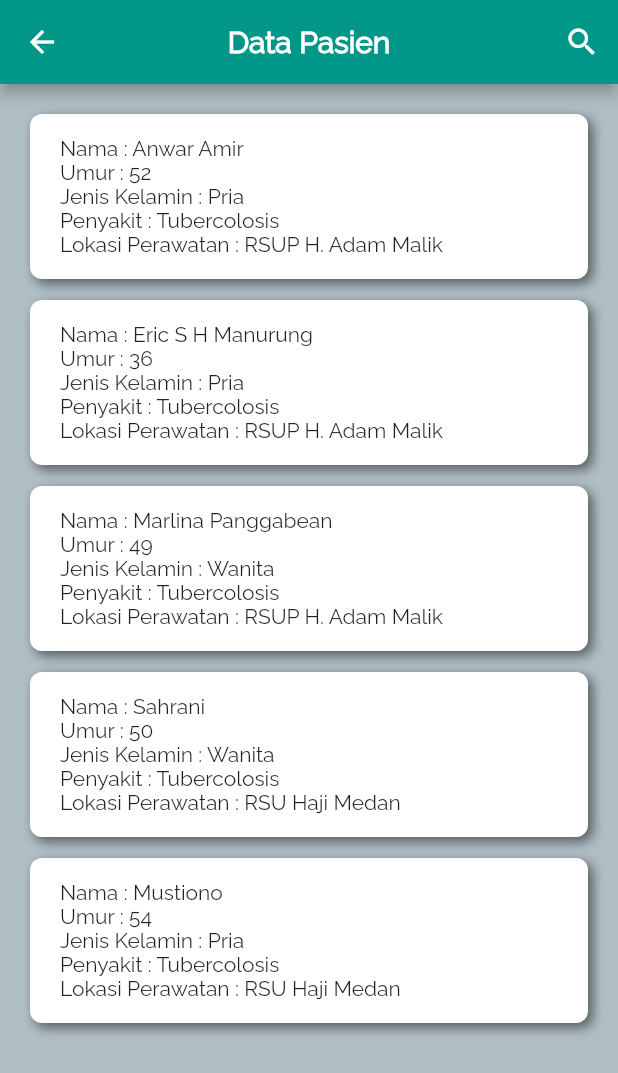
After one commit to MahmudiZukri/pasien, a Flutter app: the screen it shows after launch, after a tap on "Lihat Data Pasien", on a phone screen of 412 x 824 dp. The commit adds this screen. Shown: the top 1073 px of the screen. Run offline on Flutter 3.47's test engine with Material 2 defaults, Android fonts, the phone set to English and light mode, and no system bars; our stand-ins replace flushbar, hive, hive_flutter; accounts and stored records are empty; generated files the repository leaves out were written again.

Commit message:
added simple login and search features

```diff
--- a/lib/main.dart
+++ b/lib/main.dart
@@ -19,7 +19,7 @@ class MyApp extends StatelessWidget {
     return MaterialApp(
       theme: ThemeData(fontFamily: 'Raleway', primaryColor: Colors.teal),
       debugShowCheckedModeBanner: false,
-      home: MainPage(),
+      home: LoginPage(),
     );
   }
 }
--- /dev/null
+++ b/lib/ui/pages/login_page.dart
@@ -0,0 +1,100 @@
+part of 'pages.dart';
+
+class LoginPage extends StatefulWidget {
+  @override
+  _LoginPageState createState() => _LoginPageState();
+}
+
+class _LoginPageState extends State<LoginPage> {
+  TextEditingController usernameController = TextEditingController();
+  TextEditingController passwordController = TextEditingController();
+  final PreferredSizeWidget appBar = AppBar(
+      centerTitle: true,
+      title: Text(
+        'Halaman Login',
+        style: TextStyle(fontWeight: FontWeight.bold),
+      ));
+
+  @override
+  Widget build(BuildContext context) {
+    return Scaffold(
+      appBar: appBar,
+      body: Container(
+        height: MediaQuery.of(context).size.height -
+            appBar.preferredSize.height -
+            MediaQuery.of(context).padding.top,
+        child: ListView(
+          shrinkWrap: true,
+          children: [
+            Container(
+              margin: EdgeInsets.symmetric(horizontal: 24, vertical: 30),
+              child: Column(
+                mainAxisAlignment: MainAxisAlignment.center,
+                crossAxisAlignment: CrossAxisAlignment.center,
+                children: [
+                  SizedBox(height: 10),
+                  CustomTextField(usernameController, 'Username'),
+                  CustomTextField(passwordController, 'Password',
+                      obscureText: true),
+                  SizedBox(height: 20),
+                  ElevatedButton(
+                      style: ElevatedButton.styleFrom(
+                          primary: Colors.teal,
+                          shape: RoundedRectangleBorder(
+                              borderRadius: BorderRadius.circular(8))),
+                      onPressed: () {
+                        if (usernameController.text == 'admin' &&
+                            passwordController.text == 'adminpass') {
+                          Navigator.push(
+                              context,
+                              MaterialPageRoute(
+                                  builder: (builder) => MainPage()));
+                          Flushbar(
+                              duration: Duration(milliseconds: 1500),
+                              flushbarPosition: FlushbarPosition.TOP,
+                              backgroundColor: Colors.green,
+                              message: "Berhasil login sebagai Admin",
+                              icon: Icon(Icons.check_box, color: Colors.white))
+                            ..show(context);
+
+                          usernameController.text = '';
+                          passwordController.text = '';
+                        } else {
+                          Flushbar(
+                              duration: Duration(milliseconds: 1500),
+                              flushbarPosition: FlushbarPosition.TOP,
+                              backgroundColor: Colors.red,
+                              message: "Username / Password anda salah",
+                              icon: Icon(Icons.delete, color: Colors.white))
+                            ..show(context);
+                        }
+                      },
+                      child: Text(
+                        "Login",
+                        style: TextStyle(
+                            fontSize: 15, fontWeight: FontWeight.bold),
+                      )),
+                  SizedBox(height: MediaQuery.of(context).size.height - 405),
+                  Align(
+                    alignment: Alignment.bottomCenter,
+                    child: TextButton(
+                        onPressed: () {
+                          Navigator.push(
+                              context,
+                              MaterialPageRoute(
+                                  builder: (builder) => UserPage()));
+                        },
+                        child: Text(
+                          'Lihat Data Pasien',
+                          style: TextStyle(color: Colors.teal),
+                        )),
+                  )
+                ],
+              ),
+            ),
+          ],
+        ),
+      ),
+    );
+  }
+}
--- a/lib/ui/pages/pages.dart
+++ b/lib/ui/pages/pages.dart
@@ -6,3 +6,5 @@ import 'package:hive_flutter/hive_flutter.dart';
 import 'package:pasien/ui/widgets/widgets.dart';
 
 part 'main_page.dart';
+part 'login_page.dart';
+part 'user_page.dart';
--- /dev/null
+++ b/lib/ui/pages/user_page.dart
@@ -0,0 +1,238 @@
+part of 'pages.dart';
+
+List<Patient> listPatient = [];
+
+class UserPage extends StatelessWidget {
+  @override
+  Widget build(BuildContext context) {
+    return Scaffold(
+      appBar: AppBar(
+        centerTitle: true,
+        title: Text(
+          "Data Pasien",
+          style: TextStyle(fontWeight: FontWeight.bold),
+        ),
+        actions: [
+          IconButton(
+              icon: Icon(Icons.search),
+              onPressed: () {
+                showSearch(context: context, delegate: DataSearch());
+              })
+        ],
+      ),
+      body: FutureBuilder(
+          future: Hive.openBox<Patient>(boxName),
+          // ignore: missing_return
+          builder: (_, snapshot) {
+            if (snapshot.connectionState == ConnectionState.done) {
+              if (snapshot.hasError) {
+                return Center(
+                  child: Text(snapshot.error),
+                );
+              } else {
+                Box<Patient> patientsBox = Hive.box<Patient>(boxName);
+                if (patientsBox.length == 0) {
+                  patientsBox.add(Patient("Anwar Amir", 52, "Pria",
+                      "Tubercolosis", "RSUP H. Adam Malik"));
+                  patientsBox.add(Patient("Eric S H Manurung", 36, "Pria",
+                      "Tubercolosis", "RSUP H. Adam Malik"));
+                  patientsBox.add(Patient("Marlina Panggabean", 49, "Wanita",
+                      "Tubercolosis", "RSUP H. Adam Malik"));
+                  patientsBox.add(Patient("Sahrani", 50, "Wanita",
+                      "Tubercolosis", "RSU Haji Medan"));
+                  patientsBox.add(Patient("Mustiono", 54, "Pria",
+                      "Tubercolosis", "RSU Haji Medan"));
+                }
+                return ValueListenableBuilder(
+                    valueListenable: patientsBox.listenable(),
+                    builder: (context, Box<Patient> patients, _) {
+                      listPatient = patients.values.toList();
+                      return ListView(
+                        children: [
+                          Container(
+                            height: MediaQuery.of(context).size.height,
+                            color: Colors.blueGrey[200],
+                            child: ListView.builder(
+                                itemCount: patients.length,
+                                scrollDirection: Axis.vertical,
+                                itemBuilder: (_, index) {
+                                  Patient patient = patients.getAt(index);
+
+                                  return Container(
+                                    padding:
+                                        EdgeInsets.fromLTRB(10, 15, 10, 15),
+                                    margin: EdgeInsets.only(
+                                        bottom: index == patients.length - 1
+                                            ? 170
+                                            : 0,
+                                        left: 20,
+                                        right: 20,
+                                        top: index == 0 ? 20 : 14),
+                                    decoration: BoxDecoration(
+                                        color: Colors.white,
+                                        borderRadius: BorderRadius.circular(8),
+                                        boxShadow: [
+                                          BoxShadow(
+                                              blurRadius: 6,
+                                              offset: Offset(3, 3),
+                                              color:
+                                                  Colors.black.withOpacity(0.5))
+                                        ]),
+                                    child: Row(
+                                      mainAxisAlignment:
+                                          MainAxisAlignment.spaceBetween,
+                                      children: [
+                                        Container(
+                                          margin: EdgeInsets.only(left: 10),
+                                          child: Column(
+                                            crossAxisAlignment:
+                                                CrossAxisAlignment.start,
+                                            children: [
+                                              Container(
+                                                  width: MediaQuery.of(context)
+                                                          .size
+                                                          .width *
+                                                      0.66,
+                                                  child: Text(
+                                                      "Nama : ${patient.name}",
+                                                      maxLines: 2,
+                                                      overflow:
+                                                          TextOverflow.clip)),
+                                              Text(
+                                                  "Umur : ${patient.age.toString()}"),
+                                              Text(
+                                                  "Jenis Kelamin : ${patient.gender}"),
+                                              Container(
+                                                  width: MediaQuery.of(context)
+                                                          .size
+                                                          .width *
+                                                      0.66,
+                                                  child: Text(
+                                                      "Penyakit : ${patient.disease}",
+                                                      maxLines: 2,
+                                                      overflow:
+                                                          TextOverflow.clip)),
+                                              Container(
+                                                  width: MediaQuery.of(context)
+                                                          .size
+                                                          .width *
+                                                      0.66,
+                                                  child: Text(
+                                                      "Lokasi Perawatan : ${patient.location}",
+                                                      maxLines: 2,
+                                                      overflow:
+                                                          TextOverflow.clip)),
+                                            ],
+                                          ),
+                                        ),
+                                      ],
+                                    ),
+                                  );
+                                }),
+                          ),
+                        ],
+                      );
+                    });
+              }
+            }
+          }),
+    );
+  }
+}
+
+class DataSearch extends SearchDelegate<Patient> {
+  @override
+  List<Widget> buildActions(BuildContext context) {
+    // TODO: implement buildActions
+    return [
+      IconButton(
+          icon: Icon(Icons.clear),
+          onPressed: () {
+            query = '';
+          })
+    ];
+  }
+
+  @override
+  Widget buildLeading(BuildContext context) {
+    // TODO: implement buildLeading
+    return IconButton(
+        icon: AnimatedIcon(
+            icon: AnimatedIcons.menu_arrow, progress: transitionAnimation),
+        onPressed: () {
+          close(context, null);
+        });
+  }
+
+  @override
+  Widget buildResults(BuildContext context) {
+    // TODO: implement buildResults
+    throw UnimplementedError();
+  }
+
+  @override
+  Widget buildSuggestions(BuildContext context) {
+    var filteredPatient = listPatient;
+    final showList = query.isEmpty
+        ? listPatient
+        : filteredPatient
+            .where((value) =>
+                value.name.toLowerCase().startsWith(query.toLowerCase()) ||
+                value.name.toLowerCase().contains(query.toLowerCase()))
+            .toList();
+    return Container(
+      color: Colors.blueGrey[200],
+      child: ListView.builder(
+          itemCount: showList.length,
+          scrollDirection: Axis.vertical,
+          itemBuilder: (_, index) {
+            return Container(
+              padding: EdgeInsets.fromLTRB(10, 15, 10, 15),
+              margin: EdgeInsets.only(
+                  bottom: index == showList.length - 1 ? 170 : 0,
+                  left: 20,
+                  right: 20,
+                  top: index == 0 ? 20 : 14),
+              decoration: BoxDecoration(
+                  color: Colors.white,
+                  borderRadius: BorderRadius.circular(8),
+                  boxShadow: [
+                    BoxShadow(
+                        blurRadius: 6,
+                        offset: Offset(3, 3),
+                        color: Colors.black.withOpacity(0.5))
+                  ]),
+              child: Row(
+                mainAxisAlignment: MainAxisAlignment.spaceBetween,
+                children: [
+                  Container(
+                    margin: EdgeInsets.only(left: 10),
+                    child: Column(
+                      crossAxisAlignment: CrossAxisAlignment.start,
+                      children: [
+                        Container(
+                            width: MediaQuery.of(context).size.width * 0.66,
+                            child: Text("Nama : ${showList[index].name}",
+                                maxLines: 2, overflow: TextOverflow.clip)),
+                        Text("Umur : ${showList[index].age.toString()}"),
+                        Text("Jenis Kelamin : ${showList[index].gender}"),
+                        Container(
+                            width: MediaQuery.of(context).size.width * 0.66,
+                            child: Text("Penyakit : ${showList[index].disease}",
+                                maxLines: 2, overflow: TextOverflow.clip)),
+                        Container(
+                            width: MediaQuery.of(context).size.width * 0.66,
+                            child: Text(
+                                "Lokasi Perawatan : ${showList[index].location}",
+                                maxLines: 2,
+                                overflow: TextOverflow.clip)),
+                      ],
+                    ),
+                  ),
+                ],
+              ),
+            );
+          }),
+    );
+  }
+}
--- a/lib/ui/widgets/custom_textfield_widget.dart
+++ b/lib/ui/widgets/custom_textfield_widget.dart
@@ -4,8 +4,10 @@ class CustomTextField extends StatelessWidget {
   final TextEditingController controller;
   final String labelText;
   final bool inputNumber;
+  final bool obscureText;
 
-  CustomTextField(this.controller, this.labelText, {this.inputNumber = false});
+  CustomTextField(this.controller, this.labelText,
+      {this.inputNumber = false, this.obscureText = false});
   @override
   Widget build(BuildContext context) {
     return Container(
@@ -13,6 +15,7 @@ class CustomTextField extends StatelessWidget {
         margin: EdgeInsets.only(bottom: 9, top: 5),
         child: TextField(
           keyboardType: inputNumber ? TextInputType.number : null,
+          obscureText: obscureText,
           style: TextStyle(fontSize: 15),
           controller: controller,
           decoration: InputDecoration(
```
Also changed, not shown: lib/ui/pages/main_page.dart (+9 -9 lines), pubspec.lock.
